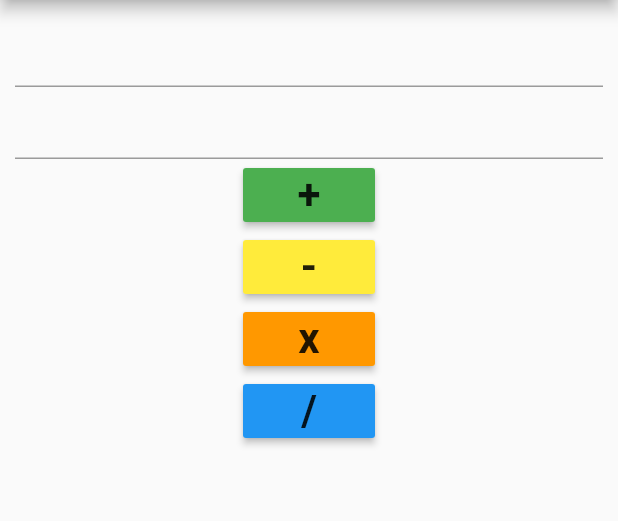
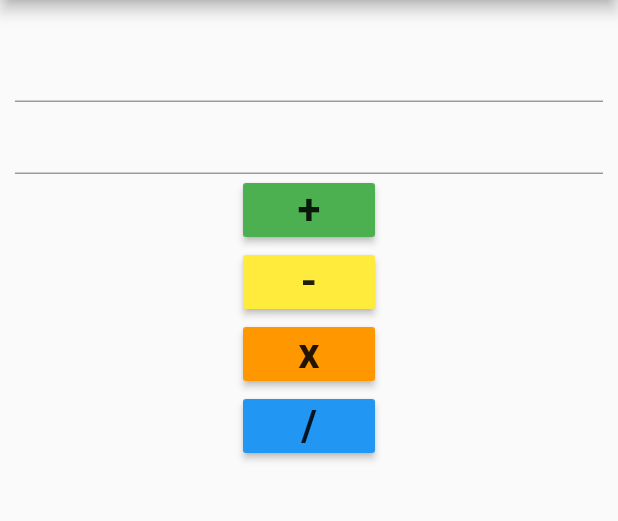
Before and after one commit to MilanPokharna/firstflutterapp, a Flutter app: the screen it shows after launch, on a phone screen of 412 x 824 dp, the part 84-605 px from its top. Run offline on Flutter 3.47's test engine with Material 2 defaults, Android fonts, the phone set to English and light mode, and no system bars.

Commit message:
new Commit

```diff
--- a/lib/main.dart
+++ b/lib/main.dart
@@ -89,6 +89,7 @@ class _myAppState extends State<myApp> {
         child: new Center(
           child: new Column(
             children: <Widget>[
+              new Padding(padding: const EdgeInsets.only(top: 10.0)),
               new TextField(
                 onChanged: (String value){onChanged1(value);},
                 controller: controller1,
```
